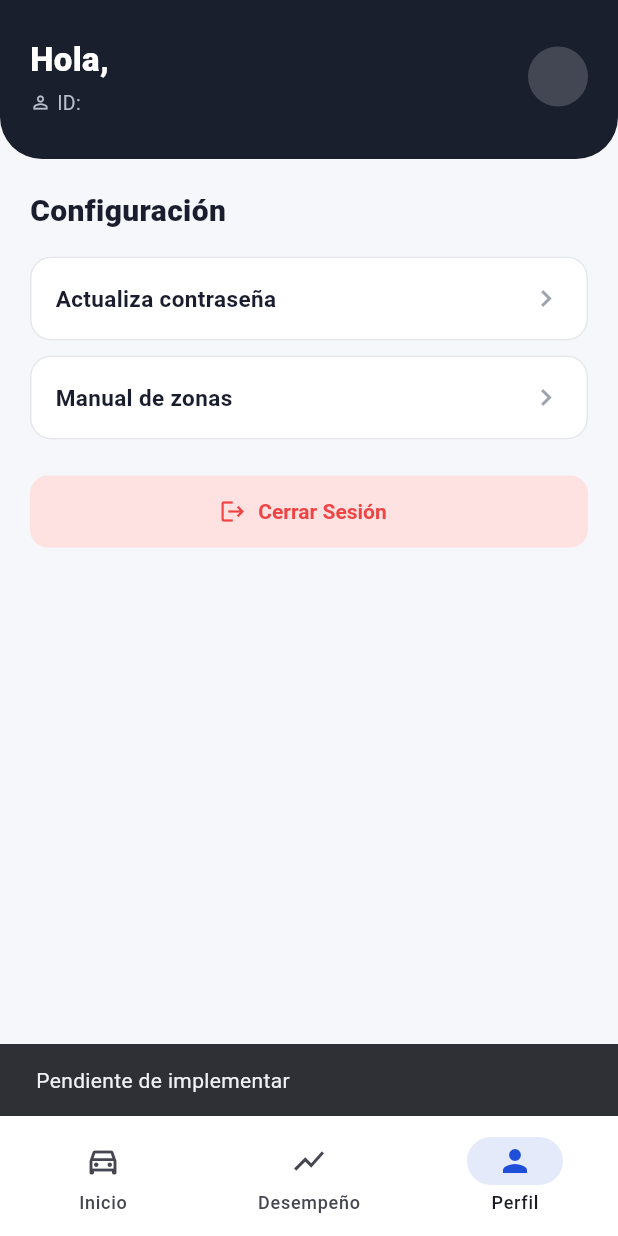
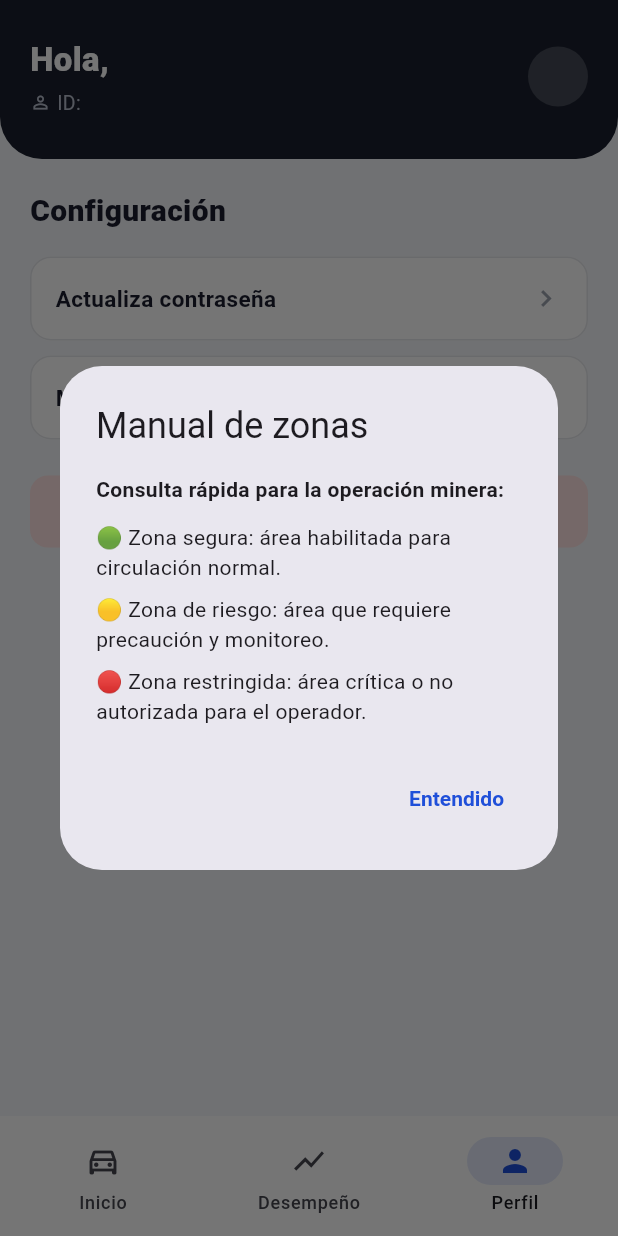
Before and after one commit to 1ASI0572-2610-6779-Vertex/mineguard-mobileapp, a Flutter app: the OperatorHomeView screen opened directly with empty values, item 3 of the bottom bar chosen, after a tap on "Manual de zonas", on a phone screen of 412 x 824 dp. Run offline on Flutter 3.47's test engine with Material 3 defaults, Android fonts, the phone set to English and light mode, and no system bars; our stand-ins replace dio, flutter_riverpod, flutter_secure_storage; accounts and stored records are empty.

Commit message:
"feat(profile): add operational zone manual in settings"

```diff
--- a/lib/profile/presentation/settings/settings_view.dart
+++ b/lib/profile/presentation/settings/settings_view.dart
@@ -34,7 +34,7 @@ class SettingsView extends StatelessWidget {
               const SizedBox(height: 10),
               _SettingsTile(
                 title: 'Manual de zonas',
-                onTap: () => _showSoon(context),
+                onTap: () => _showZoneManual(context),
               ),
               const SizedBox(height: 24),
               OutlinedButton.icon(
@@ -63,8 +63,43 @@ class SettingsView extends StatelessWidget {
   }
 
   void _showSoon(BuildContext context) {
-    ScaffoldMessenger.of(context).showSnackBar(
-      const SnackBar(content: Text('Pendiente de implementar')),
+    ScaffoldMessenger.of(
+      context,
+    ).showSnackBar(const SnackBar(content: Text('Pendiente de implementar')));
+  }
+
+  void _showZoneManual(BuildContext context) {
+    showDialog(
+      context: context,
+      builder: (ctx) => AlertDialog(
+        title: const Text('Manual de zonas'),
+        content: const Column(
+          mainAxisSize: MainAxisSize.min,
+          crossAxisAlignment: CrossAxisAlignment.start,
+          children: [
+            Text(
+              'Consulta rápida para la operación minera:',
+              style: TextStyle(fontWeight: FontWeight.w600),
+            ),
+            SizedBox(height: 12),
+            Text('🟢 Zona segura: área habilitada para circulación normal.'),
+            SizedBox(height: 8),
+            Text(
+              '🟡 Zona de riesgo: área que requiere precaución y monitoreo.',
+            ),
+            SizedBox(height: 8),
+            Text(
+              '🔴 Zona restringida: área crítica o no autorizada para el operador.',
+            ),
+          ],
+        ),
+        actions: [
+          TextButton(
+            onPressed: () => Navigator.pop(ctx),
+            child: const Text('Entendido'),
+          ),
+        ],
+      ),
     );
   }
 
```
Also changed, not shown: pubspec.lock, 1 other file.
